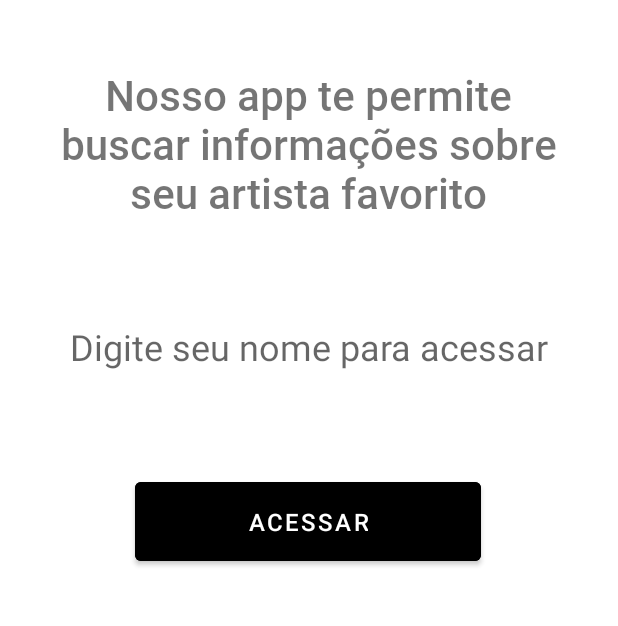
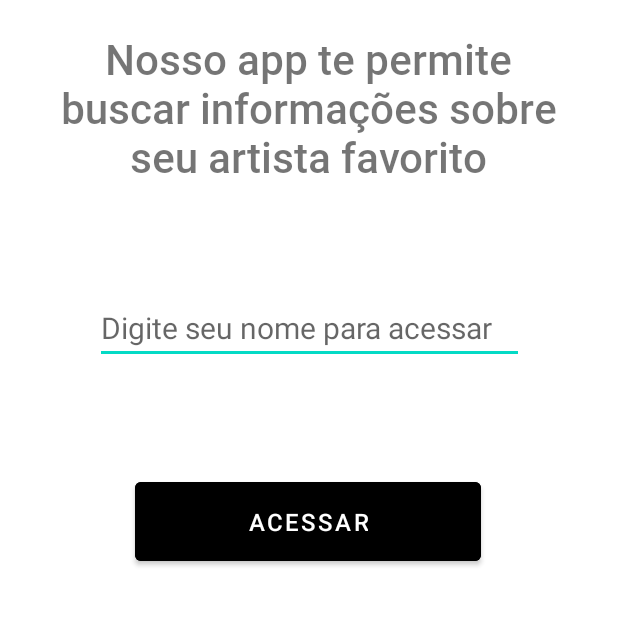
Before and after one commit to medanielmarques/music-point, an Android app: the screen it shows after launch (MainActivity), on a phone screen of 412 x 824 dp, the part 606-1232 px from its top. Run offline under Robolectric (Android 15) with nearby library versions, the phone set to English and light mode, and no system bars; Roboto replaces fonts that are not available here.

```diff
--- a/app/src/main/java/com/musicpoint/MainActivity.kt
+++ b/app/src/main/java/com/musicpoint/MainActivity.kt
@@ -1,13 +1,24 @@
 package com.musicpoint
 
+import android.content.Context
 import android.content.Intent
 import androidx.appcompat.app.AppCompatActivity
 import android.os.Bundle
+import android.util.AttributeSet
+import android.util.Log
+import android.view.View
+import com.musicpoint.data.ASSharedPreferences
 import com.musicpoint.databinding.ActivityMainBinding
 
 class MainActivity : AppCompatActivity() {
 
-    lateinit var binding: ActivityMainBinding
+    private lateinit var binding: ActivityMainBinding
+    private lateinit var sharedPrefs: ASSharedPreferences
+
+    override fun onCreateView(name: String, context: Context, attrs: AttributeSet): View? {
+        sharedPrefs = ASSharedPreferences(context)
+        return super.onCreateView(name, context, attrs)
+    }
 
     override fun onCreate(savedInstanceState: Bundle?) {
         super.onCreate(savedInstanceState)
@@ -15,6 +26,11 @@ class MainActivity : AppCompatActivity() {
         setContentView(binding.root)
 
         binding.btAccess.setOnClickListener {
+            val username = binding.tvUsername.text.toString()
+            sharedPrefs.updateUsername(username)
+
+            Log.i("username", sharedPrefs.getUsername().toString())
+
             val intent = Intent(this@MainActivity, ArtistActivity::class.java)
             startActivity(intent)
         }
--- /dev/null
+++ b/app/src/main/java/com/musicpoint/data/ASSharedPreferences.kt
@@ -0,0 +1,24 @@
+package com.musicpoint.data
+
+import android.content.Context
+import android.content.SharedPreferences
+
+class ASSharedPreferences(private val context: Context) {
+    private val sharedPref: SharedPreferences
+    private val username = "username"
+
+    init {
+        sharedPref = context.getSharedPreferences(username, Context.MODE_PRIVATE)
+    }
+
+    fun getUsername(): String? {
+        return sharedPref.getString(username, "")
+    }
+
+    fun updateUsername(name: String) {
+        val editor = sharedPref.edit()
+        editor.putString(username, name)
+        editor.apply()
+        return
+    }
+}
--- a/app/src/main/res/layout/activity_artist.xml
+++ b/app/src/main/res/layout/activity_artist.xml
@@ -116,8 +116,7 @@
       android:id="@+id/tvWelcomeUser"
       android:layout_width="wrap_content"
       android:layout_height="wrap_content"
-      android:text="Olá Daniel,"
-      android:textSize="28sp"
+      android:textSize="24sp"
       app:layout_constraintBottom_toTopOf="@+id/artistInput"
       app:layout_constraintEnd_toStartOf="@+id/imgLogo2"
       app:layout_constraintStart_toEndOf="@+id/imgLogo"
--- a/app/src/main/res/layout/activity_main.xml
+++ b/app/src/main/res/layout/activity_main.xml
@@ -33,17 +33,6 @@
         app:layout_constraintTop_toBottomOf="@+id/img_logo" />
 
     <TextView
-        android:id="@+id/tvUsername"
-        android:layout_width="wrap_content"
-        android:layout_height="wrap_content"
-        android:layout_marginBottom="68dp"
-        android:hint="@string/username"
-        android:textSize="24sp"
-        app:layout_constraintBottom_toTopOf="@+id/btAccess"
-        app:layout_constraintEnd_toEndOf="parent"
-        app:layout_constraintStart_toStartOf="parent" />
-
-    <TextView
         android:id="@+id/tvDescription"
         android:layout_width="338dp"
         android:layout_height="102dp"
@@ -52,12 +41,10 @@
         android:text="@string/description"
         android:textAlignment="center"
         android:textSize="28sp"
-        app:layout_constraintBottom_toTopOf="@+id/tvUsername"
         app:layout_constraintEnd_toEndOf="parent"
         app:layout_constraintHorizontal_bias="0.493"
         app:layout_constraintStart_toStartOf="parent"
-        app:layout_constraintTop_toBottomOf="@+id/tvWelcome"
-        app:layout_constraintVertical_bias="0.258" />
+        app:layout_constraintTop_toBottomOf="@+id/tvWelcome" />
 
     <Button
         android:id="@+id/btAccess"
@@ -76,4 +63,17 @@
         app:layout_constraintHorizontal_bias="0.497"
         app:layout_constraintStart_toStartOf="parent" />
 
+    <EditText
+        android:id="@+id/tvUsername"
+        android:layout_width="286dp"
+        android:layout_height="47dp"
+        android:ems="10"
+        android:hint="@string/username"
+        android:inputType="textPersonName"
+        android:textSize="20sp"
+        app:layout_constraintBottom_toTopOf="@+id/btAccess"
+        app:layout_constraintEnd_toEndOf="parent"
+        app:layout_constraintStart_toStartOf="parent"
+        app:layout_constraintTop_toBottomOf="@+id/tvDescription" />
+
 </androidx.constraintlayout.widget.ConstraintLayout>
```
Also changed, not shown: app/src/main/java/com/musicpoint/ArtistActivity.kt (+13 -2 lines).
